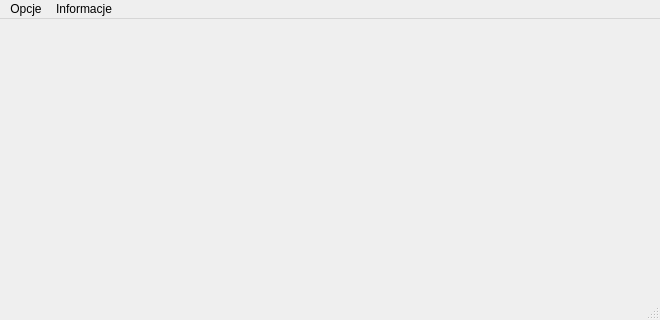
First picture: the form in mainwindow.ui, repository Tmroz21/RRS, before the edit.
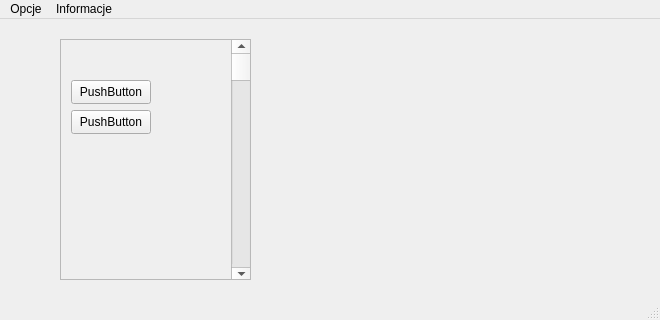
Second picture: the form after the edit.

Commit message: login window added

```diff
--- a/mainwindow.ui
+++ b/mainwindow.ui
@@ -13,7 +13,70 @@
   <property name="windowTitle">
    <string>MainWindow</string>
   </property>
-  <widget class="QWidget" name="centralwidget"/>
+  <widget class="QWidget" name="centralwidget">
+   <widget class="QScrollArea" name="scrollArea">
+    <property name="geometry">
+     <rect>
+      <x>60</x>
+      <y>20</y>
+      <width>191</width>
+      <height>241</height>
+     </rect>
+    </property>
+    <property name="widgetResizable">
+     <bool>true</bool>
+    </property>
+    <widget class="QWidget" name="scrollAreaWidgetContents">
+     <property name="geometry">
+      <rect>
+       <x>0</x>
+       <y>0</y>
+       <width>189</width>
+       <height>239</height>
+      </rect>
+     </property>
+     <widget class="QScrollBar" name="verticalScrollBar">
+      <property name="geometry">
+       <rect>
+        <x>170</x>
+        <y>0</y>
+        <width>21</width>
+        <height>241</height>
+       </rect>
+      </property>
+      <property name="orientation">
+       <enum>Qt::Vertical</enum>
+      </property>
+     </widget>
+     <widget class="QPushButton" name="pushButton">
+      <property name="geometry">
+       <rect>
+        <x>10</x>
+        <y>40</y>
+        <width>80</width>
+        <height>24</height>
+       </rect>
+      </property>
+      <property name="text">
+       <string>PushButton</string>
+      </property>
+     </widget>
+     <widget class="QPushButton" name="pushButton_2">
+      <property name="geometry">
+       <rect>
+        <x>10</x>
+        <y>70</y>
+        <width>80</width>
+        <height>24</height>
+       </rect>
+      </property>
+      <property name="text">
+       <string>PushButton</string>
+      </property>
+     </widget>
+    </widget>
+   </widget>
+  </widget>
   <widget class="QMenuBar" name="menubar">
    <property name="geometry">
     <rect>
```
Left out of the diff: 2 changed lines with no effect on the pictures. The commit also changes 4 other files.
